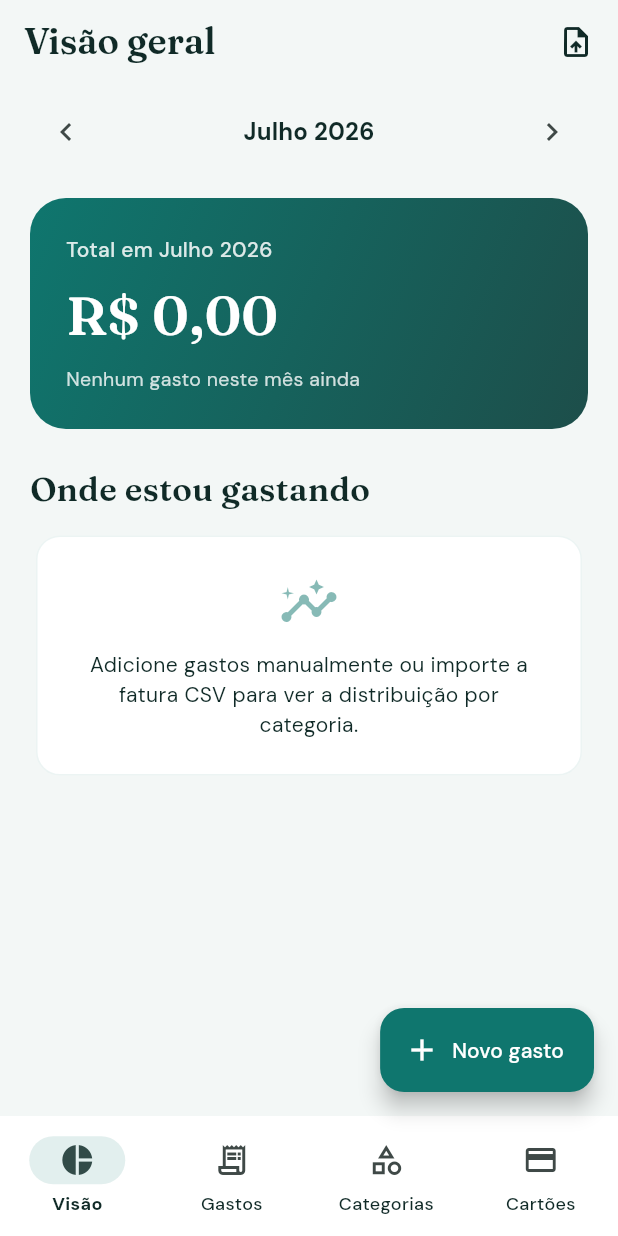
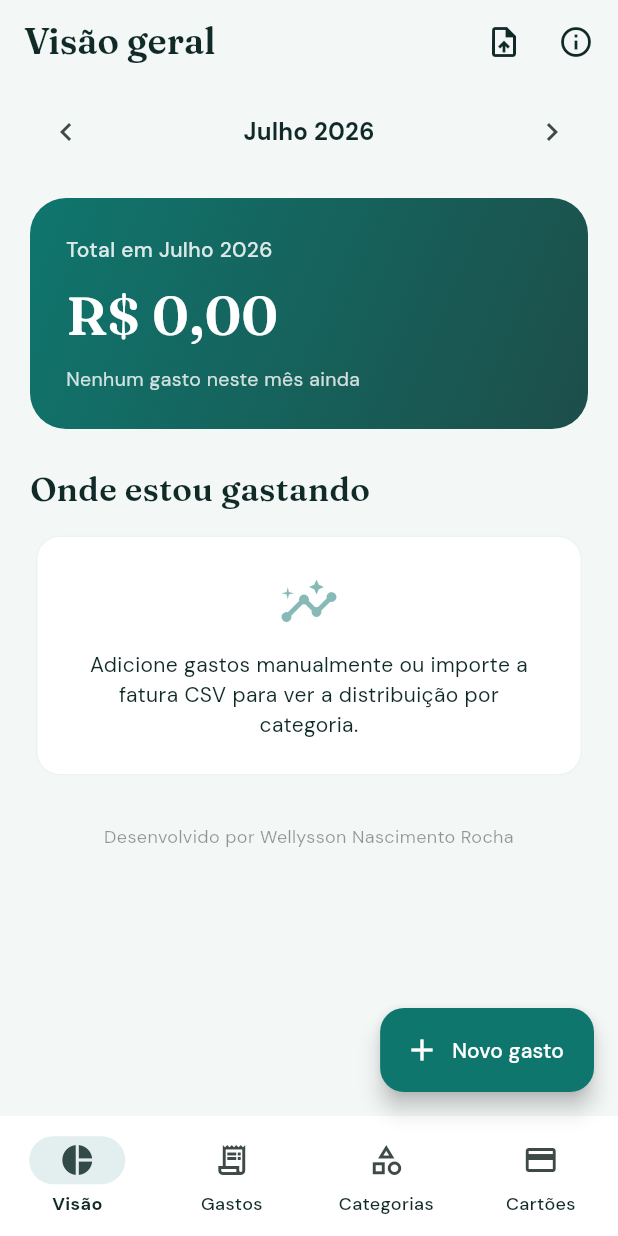
Before and after one commit to Werisu/financas, a Flutter app: the screen it shows after launch, on a phone screen of 412 x 824 dp. Run offline on Flutter 3.47's test engine with Material 3 defaults, Android fonts, the phone set to English and light mode, and no system bars; our stand-ins replace csv, file_picker, fl_chart, flutter_riverpod, google_fonts, hive and 1 more; accounts and stored records are empty.

Commit message:
Add developer information and enhance app details
- Updated README.md to include developer name.
- Introduced AppInfo class for centralized app information.
- Added an "About" dialog in HomeShell to display app details.
- Enhanced dashboard and home shell screens with credit line information.
- Updated index.html with author metadata and improved title.

```diff
--- a/lib/screens/dashboard_screen.dart
+++ b/lib/screens/dashboard_screen.dart
@@ -1,4 +1,5 @@
 import 'package:financas/providers/finance_providers.dart';
+import 'package:financas/utils/app_info.dart';
 import 'package:financas/utils/formatters.dart';
 import 'package:financas/widgets/category_totals_chart.dart';
 import 'package:financas/widgets/month_selector.dart';
@@ -134,6 +135,15 @@ class DashboardScreen extends ConsumerWidget {
             );
           }),
         ],
+        const SizedBox(height: 28),
+        Text(
+          AppInfo.creditLine,
+          textAlign: TextAlign.center,
+          style: GoogleFonts.dmSans(
+            fontSize: 12,
+            color: scheme.onSurface.withValues(alpha: 0.45),
+          ),
+        ),
       ],
     );
   }
--- /dev/null
+++ b/lib/utils/app_info.dart
@@ -0,0 +1,5 @@
+class AppInfo {
+  static const appName = 'Finanças';
+  static const developerName = 'Wellysson Nascimento Rocha';
+  static const creditLine = 'Desenvolvido por Wellysson Nascimento Rocha';
+}
```
Also changed, not shown: lib/screens/home_shell.dart (+35 -0 lines), 2 other files.
